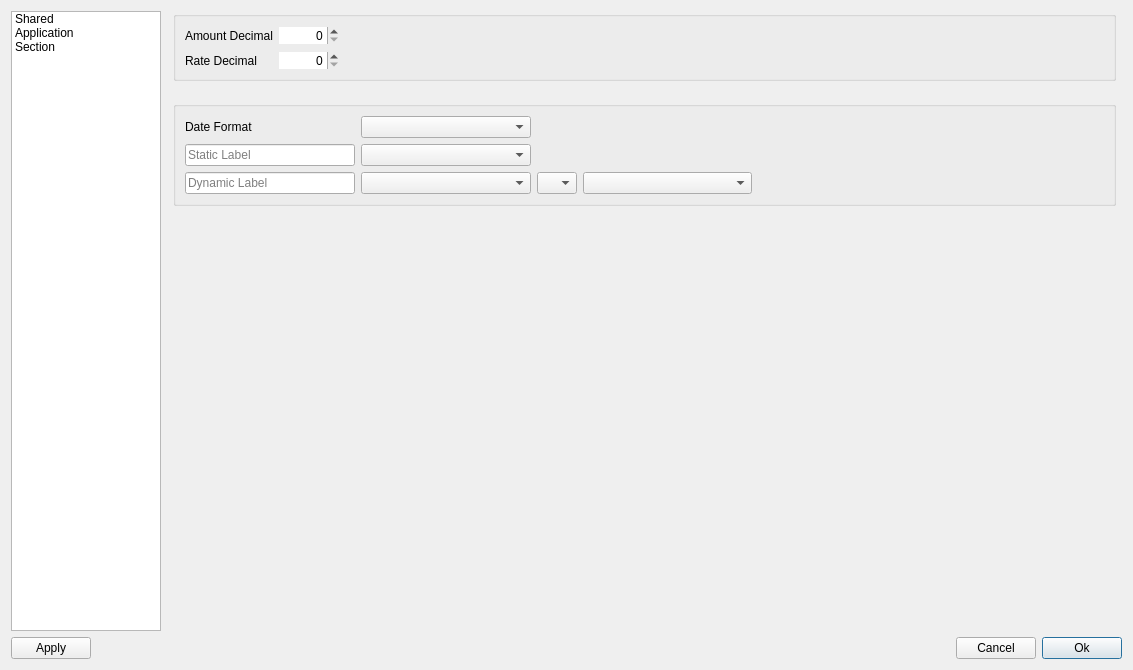
ytxerp/ytx-client, file dialog/preferences.ui: the form before one commit.
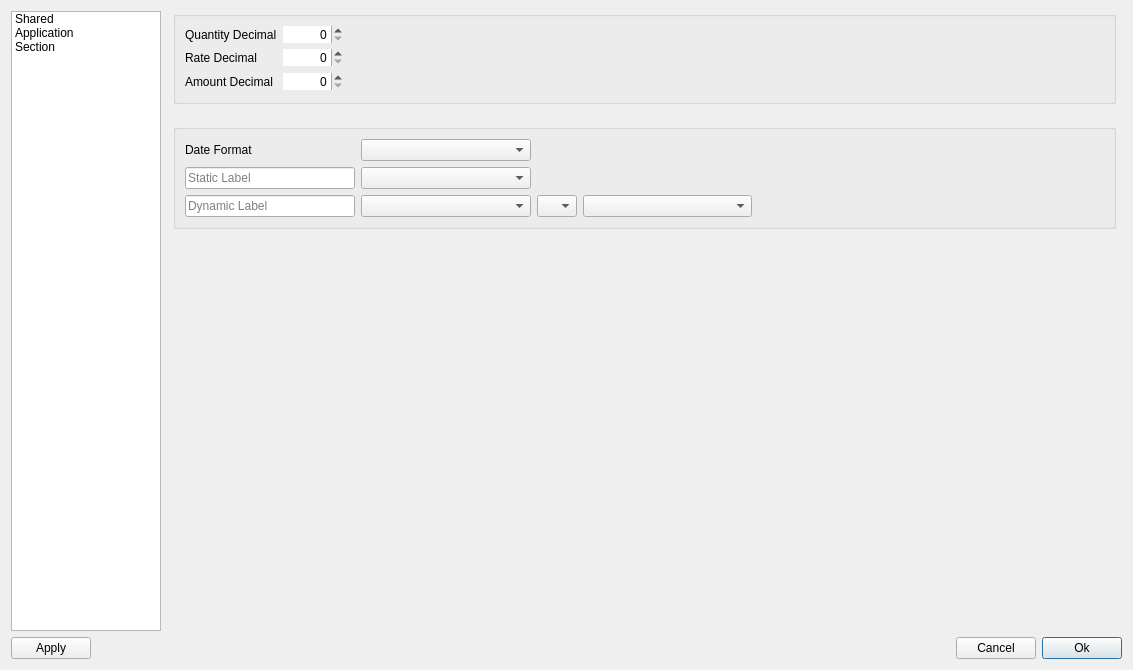
The form after the commit. Custom widgets are drawn as their Qt base class.

The edit to the form file:
```diff
--- a/dialog/preferences.ui
+++ b/dialog/preferences.ui
@@ -500,43 +500,65 @@
           <string/>
          </property>
          <layout class="QGridLayout" name="gridLayout_4">
-          <item row="2" column="1">
-           <widget class="SpinBox" name="spinRateDecimal">
-            <property name="sizePolicy">
-             <sizepolicy hsizetype="Preferred" vsizetype="Fixed">
-              <horstretch>0</horstretch>
-              <verstretch>0</verstretch>
-             </sizepolicy>
-            </property>
-            <property name="minimumSize">
-             <size>
-              <width>60</width>
-              <height>0</height>
-             </size>
-            </property>
-            <property name="frame">
-             <bool>false</bool>
-            </property>
-            <property name="alignment">
-             <set>Qt::AlignmentFlag::AlignRight|Qt::AlignmentFlag::AlignTrailing|Qt::AlignmentFlag::AlignVCenter</set>
-            </property>
-           </widget>
-          </item>
-          <item row="2" column="0">
+          <item row="1" column="0">
            <widget class="QLabel" name="labelRateDecimal">
             <property name="text">
              <string>Rate Decimal</string>
             </property>
            </widget>
           </item>
-          <item row="1" column="0">
+          <item row="1" column="1">
+           <widget class="SpinBox" name="spinRateDecimal">
+            <property name="sizePolicy">
+             <sizepolicy hsizetype="Preferred" vsizetype="Fixed">
+              <horstretch>0</horstretch>
+              <verstretch>0</verstretch>
+             </sizepolicy>
+            </property>
+            <property name="minimumSize">
+             <size>
+              <width>60</width>
+              <height>0</height>
+             </size>
+            </property>
+            <property name="frame">
+             <bool>false</bool>
+            </property>
+            <property name="alignment">
+             <set>Qt::AlignmentFlag::AlignRight|Qt::AlignmentFlag::AlignTrailing|Qt::AlignmentFlag::AlignVCenter</set>
+            </property>
+           </widget>
+          </item>
+          <item row="2" column="1">
+           <widget class="SpinBox" name="spinAmountDecimal">
+            <property name="sizePolicy">
+             <sizepolicy hsizetype="Preferred" vsizetype="Fixed">
+              <horstretch>0</horstretch>
+              <verstretch>0</verstretch>
+             </sizepolicy>
+            </property>
+            <property name="minimumSize">
+             <size>
+              <width>60</width>
+              <height>0</height>
+             </size>
+            </property>
+            <property name="frame">
+             <bool>false</bool>
+            </property>
+            <property name="alignment">
+             <set>Qt::AlignmentFlag::AlignRight|Qt::AlignmentFlag::AlignTrailing|Qt::AlignmentFlag::AlignVCenter</set>
+            </property>
+           </widget>
+          </item>
+          <item row="2" column="0">
            <widget class="QLabel" name="labelAmountDecimal">
             <property name="text">
              <string>Amount Decimal</string>
             </property>
            </widget>
           </item>
-          <item row="1" column="2">
+          <item row="2" column="2">
            <spacer name="horizontalSpacer_5">
             <property name="orientation">
              <enum>Qt::Orientation::Horizontal</enum>
@@ -549,8 +571,15 @@
             </property>
            </spacer>
           </item>
-          <item row="1" column="1">
-           <widget class="SpinBox" name="spinAmountDecimal">
+          <item row="0" column="0">
+           <widget class="QLabel" name="labelQuantityDecimal">
+            <property name="text">
+             <string>Quantity Decimal</string>
+            </property>
+           </widget>
+          </item>
+          <item row="0" column="1">
+           <widget class="SpinBox" name="spinQuantityDecimal">
             <property name="sizePolicy">
              <sizepolicy hsizetype="Preferred" vsizetype="Fixed">
               <horstretch>0</horstretch>
```
Left out of the diff: 174 changed lines with no effect on the pictures.
